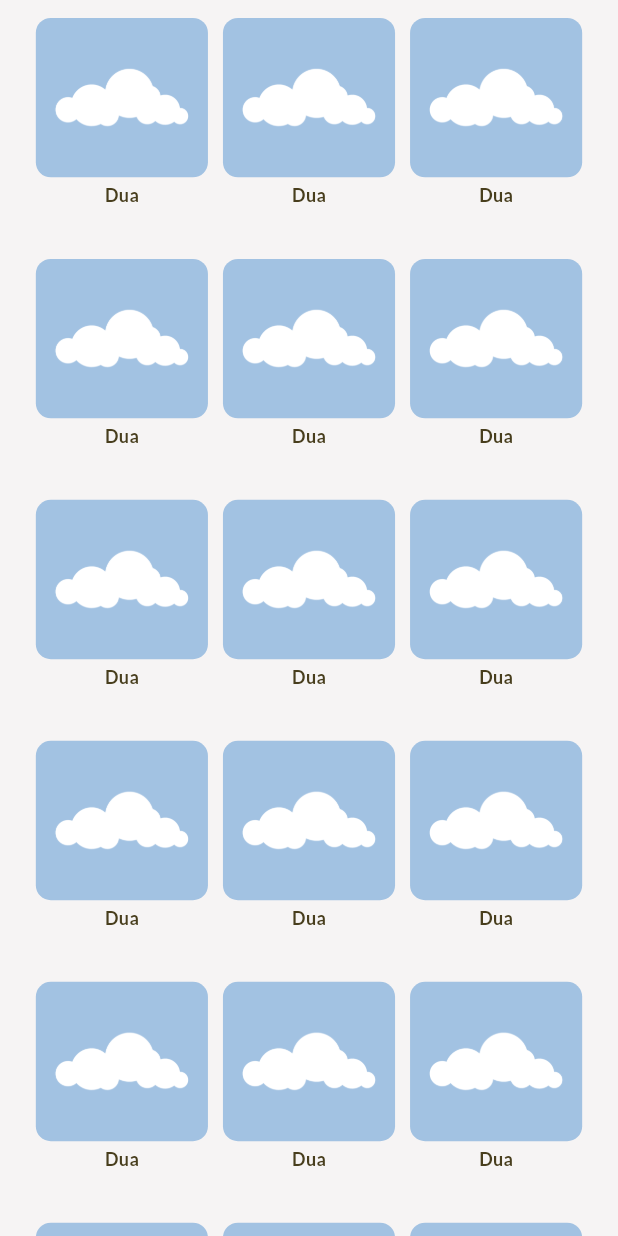
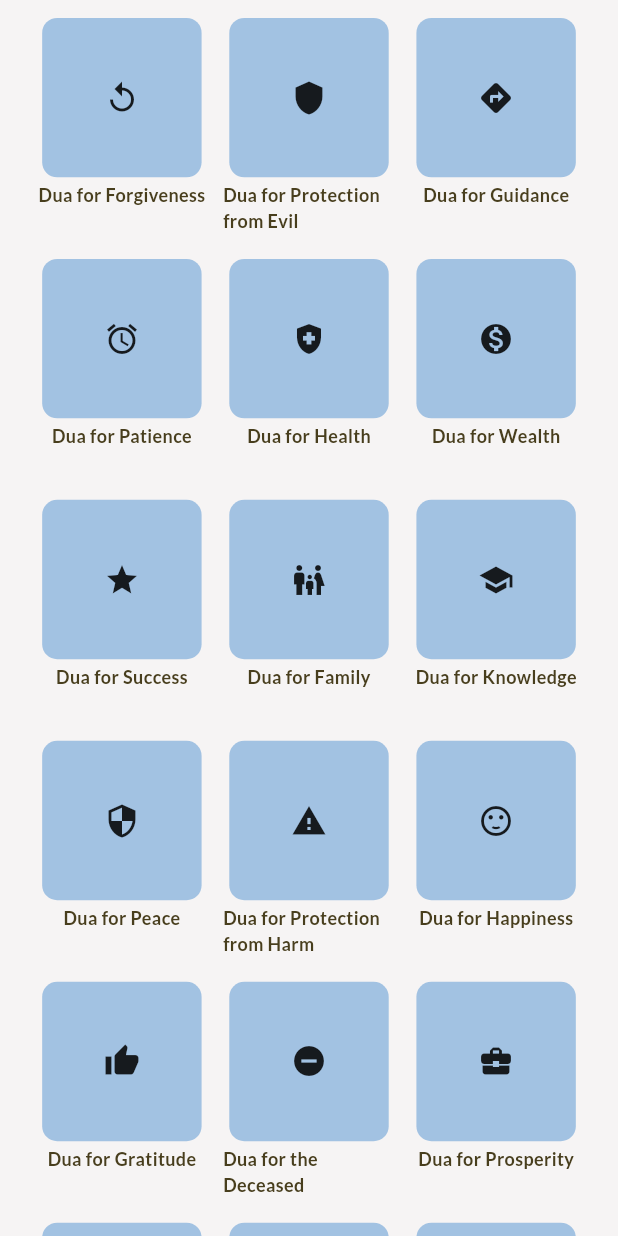
Before and after one commit to Tasneem-Zaareer/ramadan_guide_app, a Flutter app: the DuaView screen opened directly, on a phone screen of 412 x 824 dp. Run offline on Flutter 3.47's test engine with Material 3 defaults, Android fonts, the phone set to English and light mode, and no system bars; our stand-ins replace easy_localization, flutter_screenutil, google_fonts, persistent_bottom_nav_bar.

Commit message:
edit dua

```diff
--- /dev/null
+++ b/lib/features/dua/view_models/duas.dart
@@ -0,0 +1,323 @@
+import 'package:flutter/material.dart';
+
+const List<Map<String, String>> duasList = [
+
+    {
+      "name": "Dua for Forgiveness",
+      "arabic": "اللهم اغفر لي",
+      "translation": "O Allah, forgive me.",
+      "reference": "Sahih Muslim",
+      "icon": "Icons.replay"
+    },
+    {
+      "name": "Dua for Protection from Evil",
+      "arabic": "اللهم إني أعوذ بك من الشيطان الرجيم",
+      "translation": "O Allah, I seek refuge in You from the accursed Satan.",
+      "reference": "Al-Bukhari",
+      "icon": "Icons.shield"
+    },
+    {
+      "name": "Dua for Guidance",
+      "arabic": "اللهم اهدني إلى صراطك المستقيم",
+      "translation": "O Allah, guide me to Your straight path.",
+      "reference": "Al-Fatiha",
+      "icon": "Icons.directions"
+    },
+    {
+      "name": "Dua for Patience",
+      "arabic": "اللهم ارزقني صبرا جميلا",
+      "translation": "O Allah, grant me beautiful patience.",
+      "reference": "Sahih Muslim",
+      "icon": "Icons.access_alarm"
+    },
+    {
+      "name": "Dua for Health",
+      "arabic": "اللهم اشفني شفاء لا يغادر سقما",
+      "translation": "O Allah, grant me a cure that leaves no illness.",
+      "reference": "Sahih Bukhari",
+      "icon": "Icons.health_and_safety"
+    },
+    {
+      "name": "Dua for Wealth",
+      "arabic": "اللهم بارك لي في رزقي",
+      "translation": "O Allah, bless me in my sustenance.",
+      "reference": "Sunan Ibn Majah",
+      "icon": "Icons.monetization_on"
+    },
+    {
+      "name": "Dua for Success",
+      "arabic": "اللهم اجعلني من الناجحين",
+      "translation": "O Allah, make me among the successful.",
+      "reference": "Sahih Muslim",
+      "icon": "Icons.star"
+    },
+    {
+      "name": "Dua for Family",
+      "arabic": "اللهم اجعلنا من أهل بيتك الصالحين",
+      "translation": "O Allah, make us among Your righteous family.",
+      "reference": "Tirmidhi",
+      "icon": "Icons.family_restroom"
+    },
+    {
+      "name": "Dua for Knowledge",
+      "arabic": "اللهم زدني علما",
+      "translation": "O Allah, increase me in knowledge.",
+      "reference": "Sunan Ibn Majah",
+      "icon": "Icons.school"
+    },
+    {
+      "name": "Dua for Peace",
+      "arabic": "اللهم اجعلنا من أهل السلام",
+      "translation": "O Allah, make us among the people of peace.",
+      "reference": "Al-Bukhari",
+      "icon": "Icons.security"
+    },
+    {
+      "name": "Dua for Protection from Harm",
+      "arabic": "اللهم احفظني من شرور الخلق",
+      "translation": "O Allah, protect me from the evil of the creation.",
+      "reference": "Sunan Abu Dawood",
+      "icon": "Icons.warning"
+    },
+    {
+      "name": "Dua for Happiness",
+      "arabic": "اللهم ارزقني السعادة",
+      "translation": "O Allah, grant me happiness.",
+      "reference": "Tirmidhi",
+      "icon": "Icons.sentiment_satisfied"
+    },
+    {
+      "name": "Dua for Gratitude",
+      "arabic": "اللهم اجعلني من الشاكرين",
+      "translation": "O Allah, make me among the grateful.",
+      "reference": "Sahih Bukhari",
+      "icon": "Icons.thumb_up"
+    },
+    {
+      "name": "Dua for the Deceased",
+      "arabic": "اللهم اغفر لأمواتنا",
+      "translation": "O Allah, forgive our deceased.",
+      "reference": "Sahih Muslim",
+      "icon": "Icons.remove_circle"
+    },
+    {
+      "name": "Dua for Prosperity",
+      "arabic": "اللهم ارزقنا الرزق الحلال",
+      "translation": "O Allah, bless us with halal (permissible) sustenance.",
+      "reference": "Sunan Ibn Majah",
+      "icon": "Icons.business_center"
+    },
+    {
+      "name": "Dua for the Sick",
+      "arabic": "اللهم اشفِ مرضانا",
+      "translation": "O Allah, cure our sick.",
+      "reference": "Sahih Bukhari",
+      "icon": "Icons.local_hospital"
+    },
+    {
+      "name": "Dua for the Parents",
+      "arabic": "اللهم اجعل والدي في الجنة",
+      "translation": "O Allah, make my parents among the people of Jannah (Paradise).",
+      "reference": "Sahih Muslim",
+      "icon": "Icons.person"
+    },
+    {
+      "name": "Dua for Goodness",
+      "arabic": "اللهم اجعلني من أهل الجنة",
+      "translation": "O Allah, make me among the people of Jannah.",
+      "reference": "Al-Bukhari",
+      "icon": "Icons.favorite"
+    },
+    {
+      "name": "Dua for the Needy",
+      "arabic": "اللهم ارحم الفقراء والمحتاجين",
+      "translation": "O Allah, have mercy on the poor and the needy.",
+      "reference": "Tirmidhi",
+      "icon": "Icons.people_alt"
+    },
+    {
+      "name": "Dua for Peace of Mind",
+      "arabic": "اللهم اجعل لي سكينة في قلبي",
+      "translation": "O Allah, make tranquility descend upon my heart.",
+      "reference": "Sahih Muslim",
+      "icon": "Icons.sentiment_neutral"
+    },
+    {
+      "name": "Dua for Protection from Hellfire",
+      "arabic": "اللهم اجعلنا من أهل الجنة ونجنا من النار",
+      "translation": "O Allah, make us from the people of Jannah and save us from the Fire.",
+      "reference": "Al-Bukhari",
+      "icon": "Icons.fireplace"
+    },
+    {
+      "name": "Dua for Help",
+      "arabic": "اللهم إني أسالك العون",
+      "translation": "O Allah, I ask You for assistance.",
+      "reference": "Al-Bukhari",
+      "icon": "Icons.help_outline"
+    },
+    {
+      "name": "Dua for the Travelers",
+      "arabic": "اللهم احفظ المسافرين",
+      "translation": "O Allah, protect the travelers.",
+      "reference": "Sunan Abu Dawood",
+      "icon": "Icons.flight_takeoff"
+    },
+    {
+      "name": "Dua for Good Health",
+      "arabic": "اللهم عافني في بدني",
+      "translation": "O Allah, grant me health in my body.",
+      "reference": "Sahih Bukhari",
+      "icon": "Icons.fitness_center"
+    },
+    {
+      "name": "Dua for Ease",
+      "arabic": "اللهم يسّر لي أمري",
+      "translation": "O Allah, ease my affairs.",
+      "reference": "Sunan Abu Dawood",
+      "icon": "Icons.spa"
+    },
+    {
+      "name": "Dua for Protection from Hardship",
+      "arabic": "اللهم اجعلني من الصابرين",
+      "translation": "O Allah, make me among the patient.",
+      "reference": "Al-Bukhari",
+      "icon": "Icons.hourglass_empty"
+    },
+    {
+      "name": "Dua for Contentment",
+      "arabic": "اللهم ارزقني القناعة",
+      "translation": "O Allah, grant me contentment.",
+      "reference": "Sahih Muslim",
+      "icon": "Icons.check_box"
+    },
+    {
+      "name": "Dua for Victory",
+      "arabic": "اللهم انصرنا على أعدائنا",
+      "translation": "O Allah, grant us victory over our enemies.",
+      "reference": "Sahih Bukhari",
+      "icon": "Icons.flag"
+    },
+    {
+      "name": "Dua for Charity",
+      "arabic": "اللهم تقبل منا صدقاتنا",
+      "translation": "O Allah, accept our charity.",
+      "reference": "Al-Bukhari",
+      "icon": "Icons.favorite_border"
+    },
+    {
+      "name": "Dua for the Judgment Day",
+      "arabic": "اللهم نجنا من عذاب جهنم",
+      "translation": "O Allah, save us from the punishment of Hell.",
+      "reference": "Al-Bukhari",
+      "icon": "Icons.access_alarm"
+    },
+    {
+      "name": "Dua for Rain",
+      "arabic": "اللهم اسقنا الغيث",
+      "translation": "O Allah, send us rain.",
+      "reference": "Sahih Muslim",
+      "icon": "Icons.water_drop"
+    },
+    {
+      "name": "Dua for Marriage",
+      "arabic": "اللهم ارزقني زوجة صالحة",
+      "translation": "O Allah, grant me a righteous wife.",
+      "reference": "Sunan Ibn Majah",
+      "icon": "Icons.wedding"
+    },
+    {
+      "name": "Dua for the Oppressed",
+      "arabic": "اللهم فرج عن المضطهدين",
+      "translation": "O Allah, relieve the oppressed.",
+      "reference": "Sahih Muslim",
+      "icon": "Icons.group"
+    },
+    {
+      "name": "Dua for Strength",
+      "arabic": "اللهم قوِّ عزيمتي",
+      "translation": "O Allah, strengthen my resolve.",
+      "reference": "Sunan Abu Dawood",
+      "icon": "Icons.power"
+    }
+  ];
+
+
+
+
+
+// Function to map icon name to Flutter Icons
+Icon getIconFromString(String iconName) {
+  switch (iconName) {
+    case 'Icons.replay':
+      return const Icon(Icons.replay);
+    case 'Icons.shield':
+      return const Icon(Icons.shield);
+    case 'Icons.directions':
+      return const Icon(Icons.directions);
+    case 'Icons.access_alarm':
+      return const Icon(Icons.access_alarm);
+    case 'Icons.health_and_safety':
+      return const Icon(Icons.health_and_safety);
+    case 'Icons.monetization_on':
+      return const Icon(Icons.monetization_on);
+    case 'Icons.star':
+      return const Icon(Icons.star);
+    case 'Icons.family_restroom':
+      return const Icon(Icons.family_restroom);
+    case 'Icons.school':
+      return const Icon(Icons.school);
+    case 'Icons.security':
+      return const Icon(Icons.security);
+    case 'Icons.warning':
+      return const Icon(Icons.warning);
+    case 'Icons.sentiment_satisfied':
+      return const Icon(Icons.sentiment_satisfied);
+    case 'Icons.thumb_up':
+      return const Icon(Icons.thumb_up);
+    case 'Icons.remove_circle':
+      return const Icon(Icons.remove_circle);
+    case 'Icons.business_center':
+      return const Icon(Icons.business_center);
+    case 'Icons.local_hospital':
+      return const Icon(Icons.local_hospital);
+    case 'Icons.person':
+      return const Icon(Icons.person);
+    case 'Icons.favorite':
+      return const Icon(Icons.favorite);
+    case 'Icons.people_alt':
+      return const Icon(Icons.people_alt);
+    case 'Icons.sentiment_neutral':
+      return const Icon(Icons.sentiment_neutral);
+    case 'Icons.fireplace':
+      return const Icon(Icons.fireplace);
+    case 'Icons.help_outline':
+      return const Icon(Icons.help_outline);
+    case 'Icons.flight_takeoff':
+      return const Icon(Icons.flight_takeoff);
+    case 'Icons.fitness_center':
+      return const Icon(Icons.fitness_center);
+    case 'Icons.spa':
+      return const Icon(Icons.spa);
+    case 'Icons.hourglass_empty':
+      return const Icon(Icons.hourglass_empty);
+    case 'Icons.check_box':
+      return const Icon(Icons.check_box);
+    case 'Icons.flag':
+      return const Icon(Icons.flag);
+    case 'Icons.favorite_border':
+      return const Icon(Icons.favorite_border);
+    case 'Icons.access_alarm':
+      return const Icon(Icons.access_alarm);
+    case 'Icons.water_drop':
+      return const Icon(Icons.water_drop);
+    case 'Icons.wedding':
+      return const Icon(Icons.celebration);
+    case 'Icons.group':
+      return const Icon(Icons.group);
+    case 'Icons.power':
+      return const Icon(Icons.power);
+    default:
+      return const Icon(Icons.error);  // Default icon if no match
+  }
+}
--- /dev/null
+++ b/lib/features/dua/views/dua_content_view.dart
@@ -0,0 +1,92 @@
+import 'package:flutter/material.dart';
+import 'package:flutter_screenutil/flutter_screenutil.dart';
+import 'package:ramadan_guide_app/core/constants/app_images.dart';
+import 'package:ramadan_guide_app/core/widgets/text/custome_text.dart';
+
+class DuaContentView extends StatelessWidget {
+  const DuaContentView({
+    super.key,
+    required this.duaTitle,
+    required this.duaImage,
+    required this.arabicTranslation,
+    required this.englishTranslation,
+  });
+
+  final String duaTitle;
+  final String duaImage;
+  final String arabicTranslation;
+  final String englishTranslation;
+
+  @override
+  Widget build(BuildContext context) {
+    return Scaffold(
+      body: Stack(
+        // fit: StackFit.expand,
+        children: [
+          // Image.asset(
+          //   AppImages.quiz,
+          //   fit: BoxFit.cover,
+          // ),
+          // Container(
+          //   color: Colors.black.withOpacity(0.5),
+          // ),
+
+          Column(
+            children: [
+              Container(
+                decoration: BoxDecoration(
+                  color: Theme.of(context).colorScheme.primary,
+                ),
+                child: Image.asset(
+                  height: MediaQuery.of(context).size.height * 0.3,
+                  AppImages.featureMosque,
+                  color: Theme.of(context).colorScheme.surface,
+                  fit: BoxFit.cover,
+                ),
+              ),
+              Container(
+                width: double.infinity,
+                padding: EdgeInsets.all(20.h),
+                margin: EdgeInsets.all(20.h),
+                decoration: BoxDecoration(
+                  color: Theme.of(context).colorScheme.primary,
+                  borderRadius: BorderRadius.circular(10),
+                ),
+                child: Column(
+                  children: [
+                    CustomText(
+                      text: duaTitle,
+                      fontSize: 20,
+                      fontWeight: FontWeight.w900,
+                    ),
+                    SizedBox(height: 10.h),
+                    CustomText(text: arabicTranslation),
+                    SizedBox(height: 10.h),
+                    CustomText(text: englishTranslation),
+                  ],
+                ),
+              ),
+            ],
+          ),
+          GestureDetector(
+            onTap: () {
+              Navigator.pop(context);
+            },
+            child: Container(
+              padding: const EdgeInsets.all(10),
+              margin: const EdgeInsets.symmetric(horizontal: 20, vertical: 50),
+              decoration: BoxDecoration(
+                color: Theme.of(context).colorScheme.primary,
+                shape: BoxShape.circle,
+              ),
+              child: const Icon(
+                Icons.arrow_back_ios_new,
+                color: Colors.white,
+              ),
+            ),
+          ),
+        ],
+      ),
+    );
+  }
+}
--- a/lib/features/dua/views/dua_view.dart
+++ b/lib/features/dua/views/dua_view.dart
@@ -3,6 +3,8 @@ import 'package:flutter/material.dart';
 import 'package:flutter_screenutil/flutter_screenutil.dart';
 import 'package:ramadan_guide_app/core/constants/app_images.dart';
 import 'package:ramadan_guide_app/core/widgets/text/custome_text.dart';
+import 'package:ramadan_guide_app/features/dua/view_models/duas.dart';
+import 'package:ramadan_guide_app/features/dua/views/dua_content_view.dart';
 
 class DuaView extends StatelessWidget {
   const DuaView({super.key});
@@ -12,7 +14,7 @@ class DuaView extends StatelessWidget {
     return Scaffold(
       body: SafeArea(
         child: GridView.builder(
-          // itemCount: 6,
+          itemCount: duasList.length,
           padding: EdgeInsets.symmetric(horizontal: 20.h, vertical: 10.h),
           gridDelegate: const SliverGridDelegateWithFixedCrossAxisCount(
             crossAxisCount: 3,
@@ -21,9 +23,12 @@ class DuaView extends StatelessWidget {
             crossAxisSpacing: 10,
           ),
           itemBuilder: (context, index) => DuaWigget(
-            duaTitle: tr('dua'),
-            duaImage: AppImages.cloud,
-            duaContent: tr('duaContent'),
+            duaTitle: duasList[index]['name'] ?? tr('dua'),
+            duaImage: AppImages.featureMosque,
+            duaIcon:
+                getIconFromString(duasList[index]['icon'] ?? 'Icons.warning'),
+            arabicTranslation: duasList[index]['arabic'] ?? tr('dua'),
+            englishTranslation: duasList[index]['translation'] ?? tr('dua'),
           ),
         ),
       ),
@@ -36,16 +41,34 @@ class DuaWigget extends StatelessWidget {
     super.key,
     required this.duaTitle,
     required this.duaImage,
-    required this.duaContent,
+    required this.duaIcon,
+    required this.arabicTranslation,
+    required this.englishTranslation,
   });
 
   final String duaTitle;
   final String duaImage;
-  final String duaContent;
+  final Icon duaIcon;
+  final String arabicTranslation;
+  final String englishTranslation;
 
   @override
   Widget build(BuildContext context) {
-    return Column(
+    return GestureDetector(
+      onTap: () => {
+        Navigator.push(
+          context,
+          MaterialPageRoute(
+            builder: (context) => DuaContentView(
+              duaTitle: duaTitle,
+              duaImage: duaImage,
+              arabicTranslation: arabicTranslation,
+              englishTranslation: englishTranslation,
+            ),
+          ),
+        )
+      },
+      child: Column(
         children: [
           Container(
             // height: MediaQuery.of(context).size.height * 0.1,
@@ -54,11 +77,16 @@ class DuaWigget extends StatelessWidget {
               color: Theme.of(context).colorScheme.primary,
               borderRadius: BorderRadius.circular(10),
             ),
-          child: Image.asset(
-            duaImage,
-            fit: BoxFit.contain,
+            child: Container(
               height: MediaQuery.of(context).size.height * 0.1,
+              width: MediaQuery.of(context).size.height * 0.1,
+              child: duaIcon,
             ),
+            // child: Image.asset(
+            //   ,
+            //   fit: BoxFit.contain,
+            //   height: MediaQuery.of(context).size.height * 0.1,
+            // ),
           ),
           SizedBox(height: 3.h),
           CustomText(
@@ -68,6 +96,7 @@ class DuaWigget extends StatelessWidget {
             color: Theme.of(context).colorScheme.onSurface,
           ),
         ],
+      ),
     );
   }
 }
```
Lines whose indentation alone changed are shown as unchanged.
